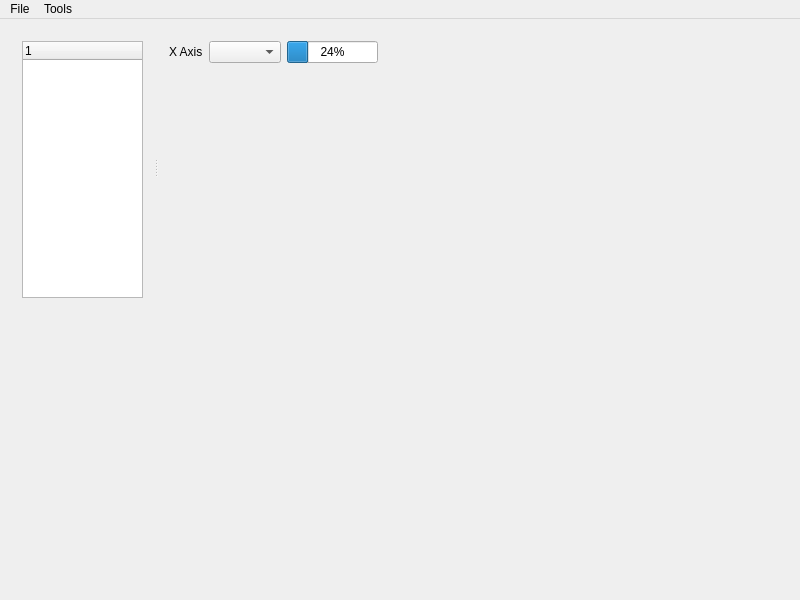
Old version of the form mainwindow.ui in the repository SuWeipeng/ArduPilotLog.
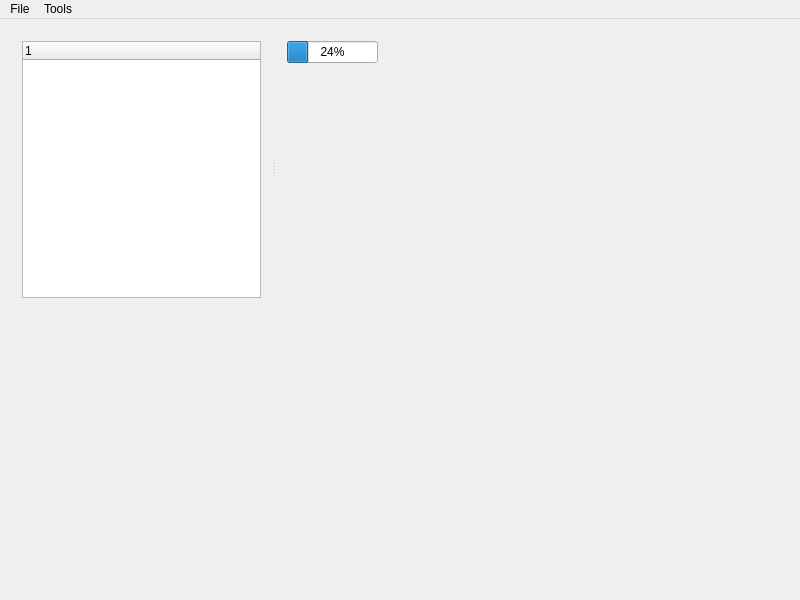
New version of the form. Icons and pictures are not drawn. Custom widgets are drawn as their Qt base class.

Commit message: Delete comboBox from mainwindow

The edit to the form file:
```diff
--- a/mainwindow.ui
+++ b/mainwindow.ui
@@ -74,33 +74,6 @@
          </property>
          <item>
           <layout class="QHBoxLayout" name="horizontalLayout">
-           <item>
-            <widget class="QLabel" name="label">
-             <property name="text">
-              <string>X Axis</string>
-             </property>
-            </widget>
-           </item>
-           <item>
-            <widget class="QComboBox" name="comboBox">
-             <property name="contextMenuPolicy">
-              <enum>Qt::ContextMenuPolicy::ActionsContextMenu</enum>
-             </property>
-            </widget>
-           </item>
-           <item>
-            <spacer name="horizontalSpacer">
-             <property name="orientation">
-              <enum>Qt::Orientation::Horizontal</enum>
-             </property>
-             <property name="sizeHint" stdset="0">
-              <size>
-               <width>40</width>
-               <height>20</height>
-              </size>
-             </property>
-            </spacer>
-           </item>
            <item>
             <widget class="QProgressBar" name="progressBar">
              <property name="value">
```
Left out of the diff: 2 changed lines with no effect on the pictures. The commit also changes 3 other files.
